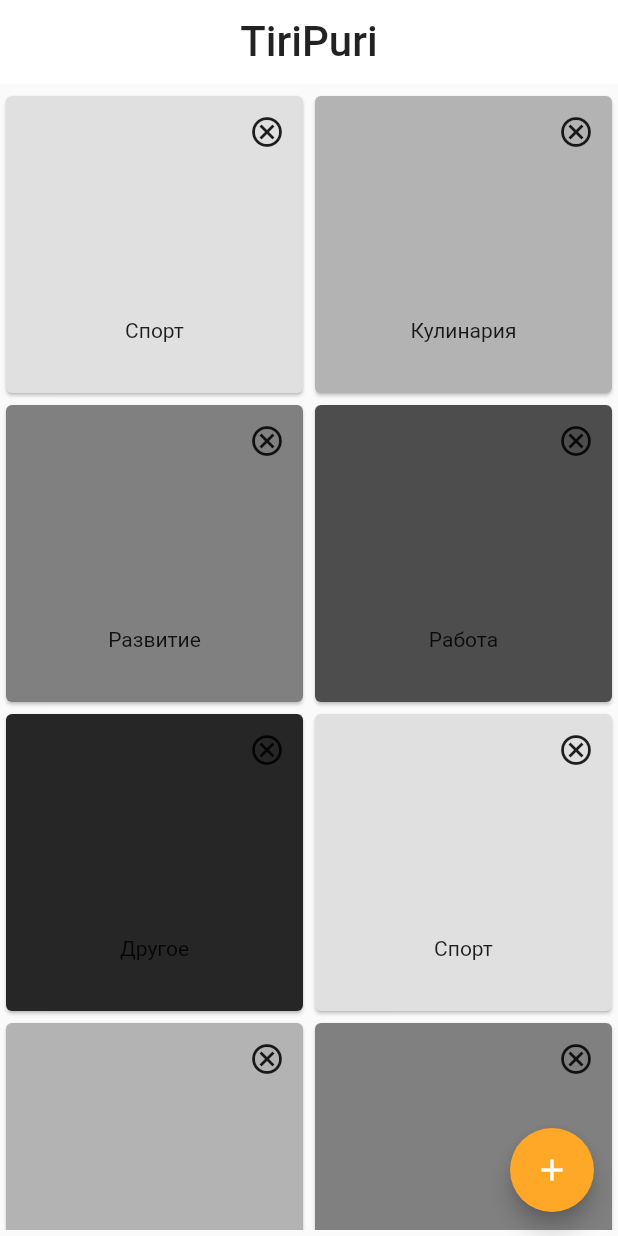
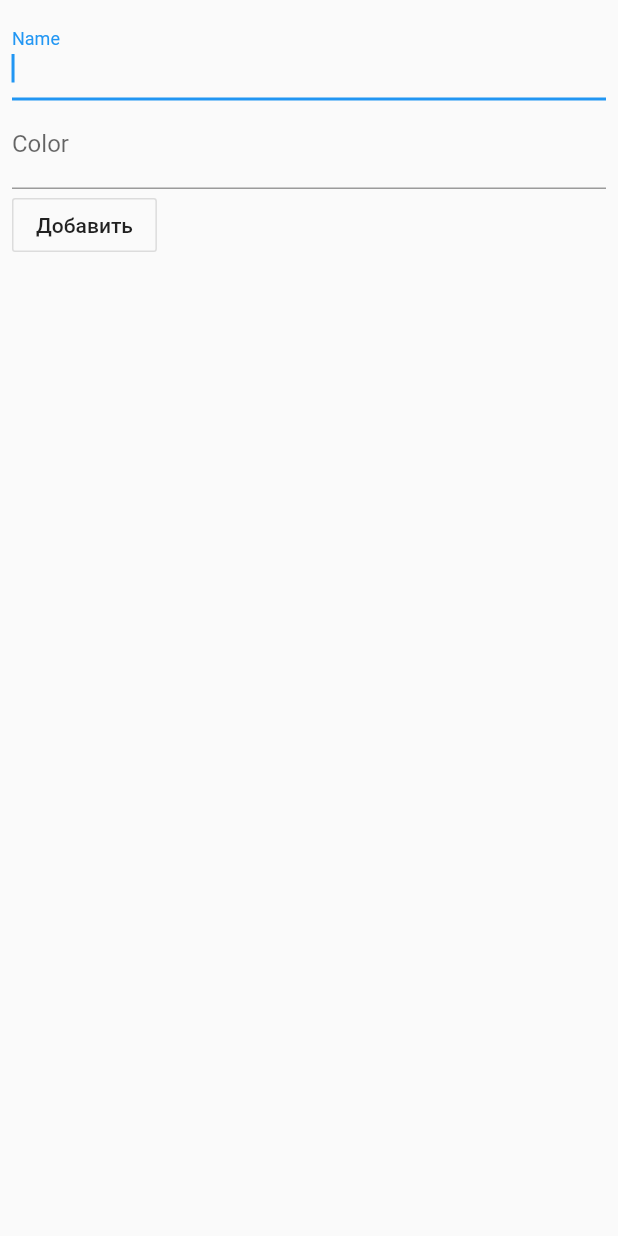
Before and after one commit to devrimma/timer, a Flutter app: the screen it shows after launch, after a tap on the "add" icon, on a phone screen of 412 x 824 dp. Run offline on Flutter 3.47's test engine with Material 2 defaults, Android fonts, the phone set to English and light mode, and no system bars; our stand-ins replace hive, hive_flutter; accounts and stored records are empty; generated files the repository leaves out were written again.

Commit message:
add hive database and create box category

```diff
--- a/lib/classes/category_names.dart
+++ /dev/null
@@ -1,8 +0,0 @@
-import 'package:flutter/material.dart';
-
-class Category {
-  String name;
-  Color color;
-
-  Category({this.name, this.color});
-}
--- a/lib/main.dart
+++ b/lib/main.dart
@@ -1,8 +1,19 @@
 import 'package:flutter/material.dart';
-
+import 'package:hive/hive.dart';
+import 'package:hive_flutter/hive_flutter.dart';
+import 'package:timer/models/category.dart';
+import 'package:timer/screens/add_category.dart';
 import 'package:timer/screens/category_list.dart';
 
-void main() {
+void main() async {
+  await Hive.initFlutter();
+  Hive.registerAdapter(CategoryAdapter());
+  await Hive.openBox<Category>('box_for_category');
+
+  //for test
+  var box = await Hive.openBox('testBox');
+  print(box.get('theme', defaultValue: 'light'));
+
   runApp(MyApp());
 }
 
@@ -13,8 +24,11 @@ class MyApp extends StatefulWidget {
 
 class _MyAppState extends State<MyApp> {
 
-  Future<Null> refreshCategories() async {
-    await Future.delayed(Duration(seconds: 2));
+  @override
+  void dispose() {
+    // TODO: implement dispose
+    Hive.close();
+    super.dispose();
   }
 
   @override
--- /dev/null
+++ b/lib/models/category.dart
@@ -0,0 +1,19 @@
+import 'package:flutter/cupertino.dart';
+import 'package:hive/hive.dart';
+
+part 'category.g.dart';
+
+@HiveType(typeId: 0)
+class Category extends HiveObject{
+
+  @HiveField(0)
+  final int id;
+
+  @HiveField(1)
+  final String name;
+
+  @HiveField(2)
+  final String color;
+
+  Category({this.id, @required this.name, this.color});
+}
--- /dev/null
+++ b/lib/screens/add_category.dart
@@ -0,0 +1,84 @@
+import 'package:flutter/material.dart';
+import 'package:hive/hive.dart';
+import 'package:timer/models/category.dart';
+
+class AddCategory extends StatefulWidget {
+  final formKey = GlobalKey<FormState>();
+
+  @override
+  _AddTodoState createState() => _AddTodoState();
+}
+
+class _AddTodoState extends State<AddCategory> {
+  String name;
+  String color;
+  final _formKey = GlobalKey<FormState>();
+
+  @override
+  Widget build(BuildContext context) {
+    return Scaffold(
+      body: SafeArea(
+        child: SingleChildScrollView(
+          child: Form(
+            key: _formKey,
+            child: Padding(
+              padding: const EdgeInsets.all(8.0),
+              child: Column(
+                crossAxisAlignment: CrossAxisAlignment.start,
+                children: <Widget>[
+                  TextFormField(
+                    autofocus: true,
+                    initialValue: '',
+                    decoration: const InputDecoration(
+                      labelText: 'Name',
+                    ),
+                    onChanged: (value) {
+                      setState(() {
+                        name = value;
+                      });
+                    },
+                    validator: (val) {
+                      return val.trim().isEmpty
+                          ? 'Name should not be empty'
+                          : null;
+                    },
+                  ),
+                  TextFormField(
+                    initialValue: '',
+                    decoration: const InputDecoration(
+                      labelText: 'Color',
+                    ),
+                    onChanged: (value) {
+                      setState(() {
+                        color = value == null ? '' : value;
+                      });
+                    },
+                  ),
+                  OutlineButton(
+                    child: Text('Добавить'),
+                    onPressed: _validateAndSave,
+                  ),
+                ],
+              ),
+            ),
+          ),
+        ),
+      ),
+    );
+  }
+
+  void _validateAndSave() {
+    final form = _formKey.currentState;
+    if (form.validate()) {
+      _onFormSubmit();
+    } else {
+      print('form is invalid');
+    }
+  }
+
+  void _onFormSubmit() {
+    Box<Category> contactsBox = Hive.box<Category>('box_for_category');
+    contactsBox.add(Category(name: name, color: color));
+    Navigator.of(context).pop();
+  }
+}
--- a/lib/screens/category_list.dart
+++ b/lib/screens/category_list.dart
@@ -1,5 +1,8 @@
 import 'package:flutter/material.dart';
-import 'package:timer/classes/category_names.dart';
+import 'package:hive/hive.dart';
+import 'package:hive_flutter/hive_flutter.dart';
+import 'package:timer/models/category.dart';
+import 'package:timer/screens/add_category.dart';
 
 class CategoryList extends StatefulWidget {
   @override
@@ -7,19 +10,6 @@ class CategoryList extends StatefulWidget {
 }
 
 class _CategoryListState extends State<CategoryList> {
-
-  final List<Category> category = [
-    Category(name: "Спорт", color: Color(0xFFe0e0e0)),
-    Category(name: "Кулинария", color: Color(0xFFb3b3b3)),
-    Category(name: "Развитие", color: Color(0xFF808080)),
-    Category(name: "Работа", color: Color(0xFF4d4d4d)),
-    Category(name: "Другое", color: Color(0xFF262626)),
-    Category(name: "Спорт", color: Color(0xFFe0e0e0)),
-    Category(name: "Кулинария", color: Color(0xFFb3b3b3)),
-    Category(name: "Развитие", color: Color(0xFF808080)),
-    Category(name: "Работа", color: Color(0xFF4d4d4d)),
-    Category(name: "Другое", color: Color(0xFF262626)),
-  ];
 
   @override
   Widget build(BuildContext context) {
@@ -38,12 +28,20 @@ class _CategoryListState extends State<CategoryList> {
       ),
       body: Container(
         margin: EdgeInsets.symmetric(vertical: 4.0),
-        child: GridView.count(
+        child: ValueListenableBuilder(
+          valueListenable: Hive.box<Category>('box_for_category').listenable(),
+          builder: (context, Box<Category> box, _) {
+            if (box.values.isEmpty)
+              return Center(
+                child: Text("нет категорий"),
+              );
+            return GridView.count(
               crossAxisCount: 2,
               children: List.generate(
-            category.length,
+                // Provider.of<CategoryData>(context).categoriesCount
+                box.values.length,
                 (index) => Card(
-              color: category[index].color,
+                  color: Color(0xFFe0e0e0),
                   child: InkWell(
                     splashColor: Colors.red,
                     onTap: () {
@@ -63,14 +61,17 @@ class _CategoryListState extends State<CategoryList> {
                                 icon: Icon(Icons.cancel_outlined),
                                 onPressed: () {
                                   print('delete');
+                                  box.getAt(index).delete();
                                 },
                               ),
                             ],
                           ),
                           Container(
-                        margin: EdgeInsets.only(left: 0, bottom: 0, top: 100),
+                            margin:
+                                EdgeInsets.only(left: 0, bottom: 0, top: 100),
                             child: Text(
-                          category[index].name,
+                              // category[index].name,
+                              box.getAt(index).name,
                             ),
                           ),
                         ],
@@ -79,13 +80,16 @@ class _CategoryListState extends State<CategoryList> {
                   ),
                 ),
               ),
+            );
+          },
         ),
       ),
       floatingActionButton: FloatingActionButton(
         child: Icon(Icons.add),
         backgroundColor: Colors.orange[400],
         onPressed: () {
-          print("Добавить");
+          Navigator.of(context)
+              .push(MaterialPageRoute(builder: (context) => AddCategory()));
         },
       ),
     );
--- a/pubspec.yaml
+++ b/pubspec.yaml
@@ -21,6 +21,10 @@ environment:
   sdk: ">=2.7.0 <3.0.0"
 
 dependencies:
+  path_provider: ^1.6.24
+  hive: ^1.4.4+1
+  hive_flutter: ^0.3.1
+  provider: ^4.3.2+3
   flutter:
     sdk: flutter
 
@@ -30,6 +34,8 @@ dependencies:
   cupertino_icons: ^1.0.0
 
 dev_dependencies:
+  hive_generator: ^0.8.2
+  build_runner: ^1.10.9
   flutter_test:
     sdk: flutter
 
```
Also changed, not shown: 1 other file. Lines whose indentation alone changed are shown as unchanged.
